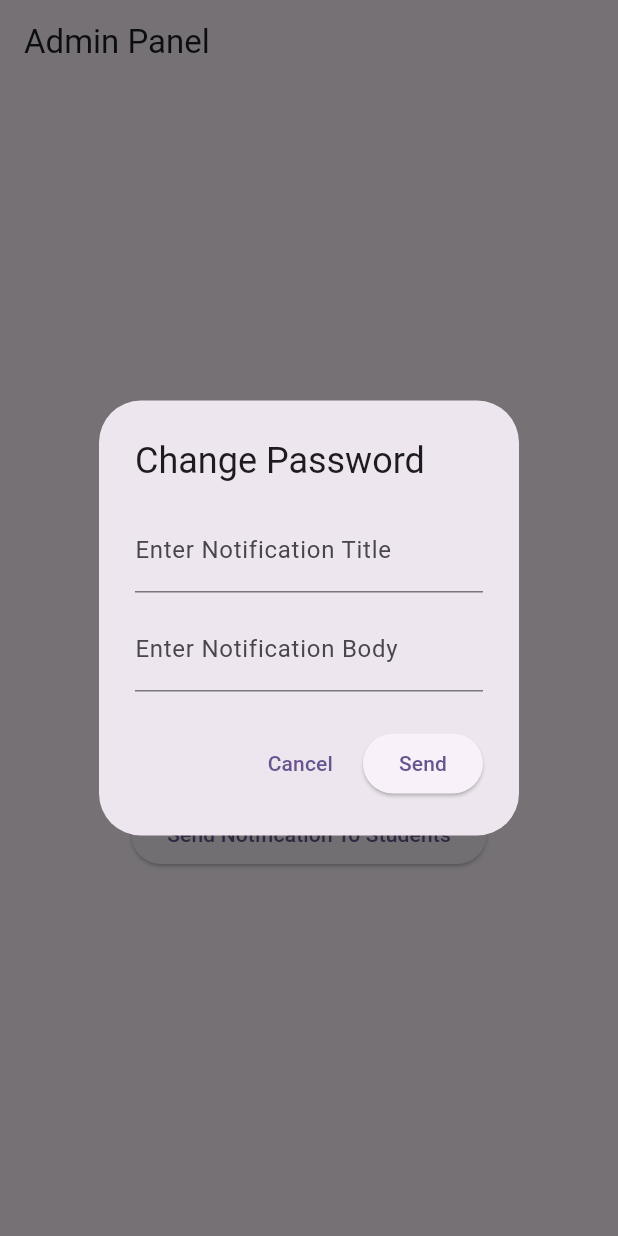
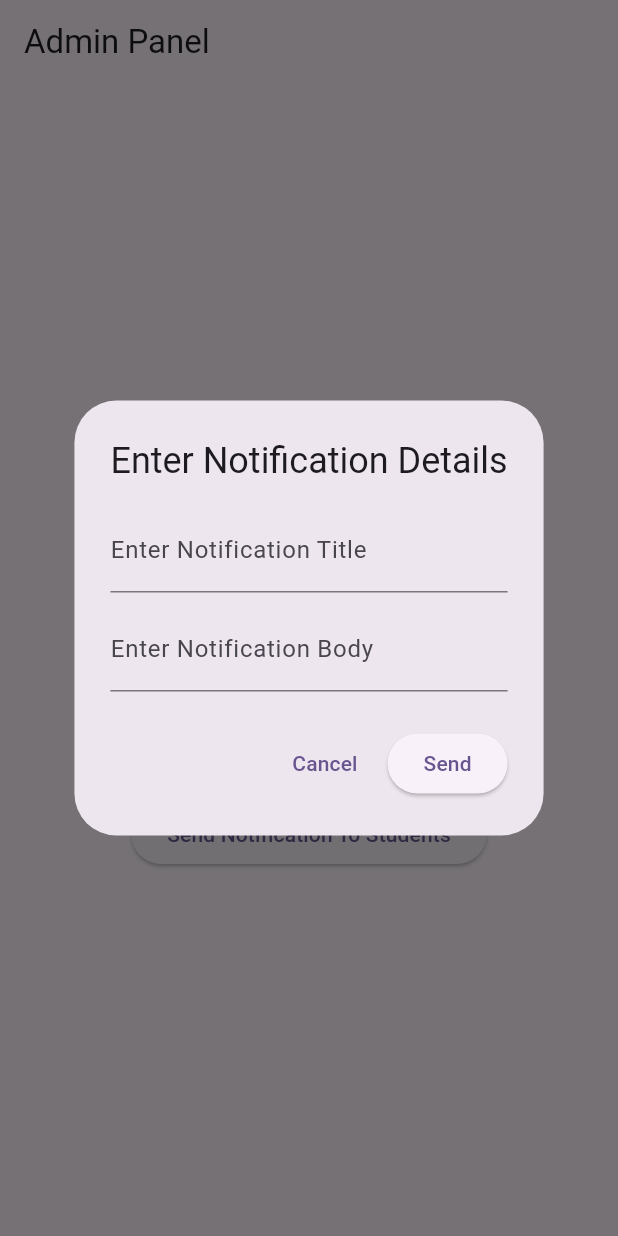
Before and after one commit to sarthakdjoshiFlutterDev30/smart_attend, a Flutter app: the HomeScreen screen opened directly, after a tap on "Send Notification To Students", on a phone screen of 412 x 824 dp. Run offline on Flutter 3.47's test engine with Material 3 defaults, Android fonts, the phone set to English and light mode, and no system bars; our stand-ins replace cloud_firestore, csv, dio, firebase_auth, firebase_core, firebase_messaging and 5 more; missing offline and left inert: dart:html; accounts and stored records are empty.

Commit message:
Update Home.dart

```diff
--- a/lib/View/Home.dart
+++ b/lib/View/Home.dart
@@ -69,7 +69,7 @@ class HomeScreen extends StatelessWidget {
               onPressed: () {
                 showDialog(context: context, builder: (context) {
                   return AlertDialog(
-                    title: Text("Change Password"),
+                    title: Text("Enter Notification Details"),
                     content: Column(
                       mainAxisSize: MainAxisSize.min,
                       children: [
```
